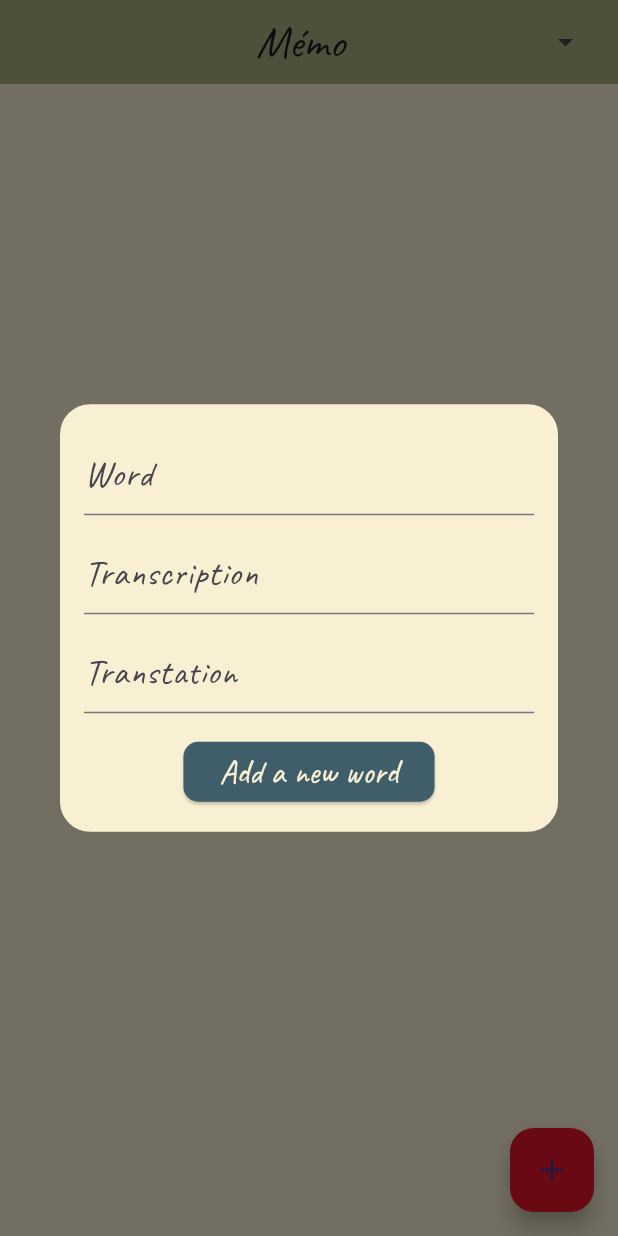
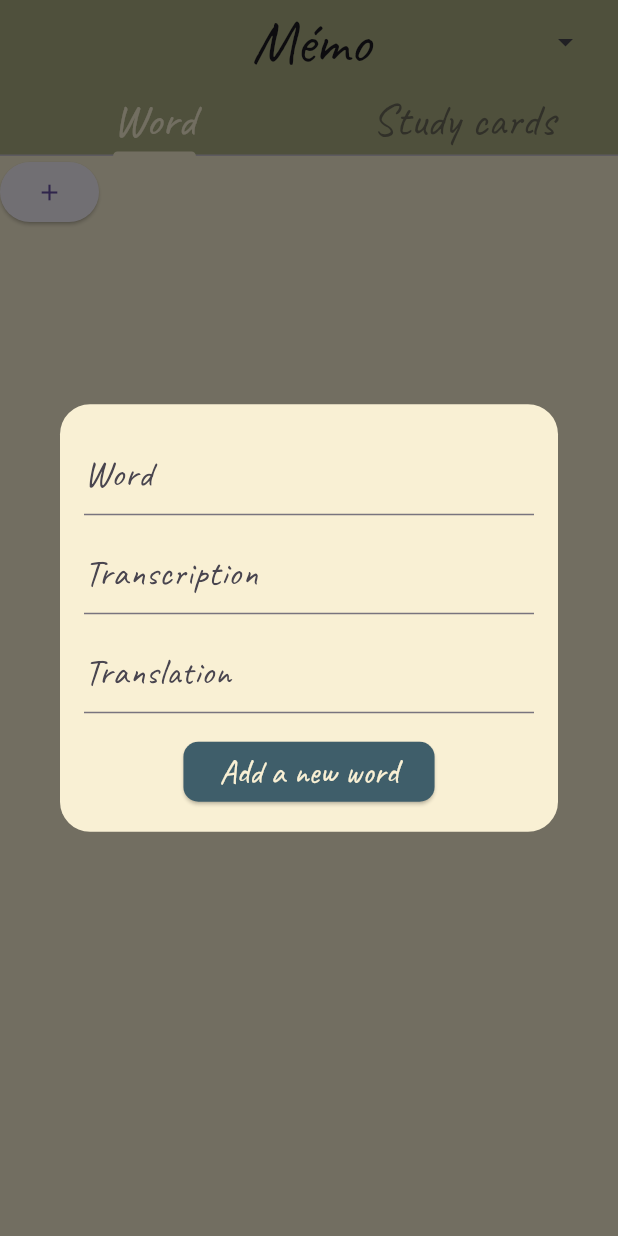
Before and after one commit to letsmespeakfrommyheart/memo, a Flutter app: the screen it shows after launch, after a tap on the "add" icon, on a phone screen of 412 x 824 dp. Run offline on Flutter 3.47's test engine with Material 3 defaults, Android fonts, the phone set to English and light mode, and no system bars; our stand-ins replace flutter_bloc, freezed_annotation, hive, hive_flutter; accounts and stored records are empty.

Commit message:
feat: adding tabbar for study cards

```diff
--- a/lib/main.dart
+++ b/lib/main.dart
@@ -3,6 +3,8 @@ import 'package:flutter_bloc/flutter_bloc.dart';
 import 'package:hive_flutter/hive_flutter.dart';
 import 'package:memo/cubit/memo_cubit.dart';
 import 'package:memo/data/memorisation_model.dart';
+import 'package:memo/presentation/screens/memo_card_study_screen.dart';
+import 'package:memo/presentation/screens/memo_word_screen.dart';
 import 'package:memo/presentation/widgets/memo_action_button.dart';
 import 'package:memo/presentation/widgets/memo_popup_menu_button.dart';
 import 'package:memo/presentation/widgets/memo_word_item.dart';
@@ -44,30 +46,39 @@ class MyApp extends StatelessWidget {
             backgroundColor: milk,
           ),
         ),
-        home: const MyHomePage(),
+        home: const DefaultTabController(
+          length: 2,
+          child: MemoHomePage(),
+        ),
       );
 }
 
-class MyHomePage extends StatefulWidget {
-  const MyHomePage({super.key});
-
-  @override
-  MyHomePageState createState() => MyHomePageState();
-}
-
-class MyHomePageState extends State<MyHomePage> {
-  final TextEditingController wordController = TextEditingController();
-  final TextEditingController transcriptionController = TextEditingController();
-  final TextEditingController translationController = TextEditingController();
+class MemoHomePage extends StatelessWidget {
+  const MemoHomePage({super.key});
 
   @override
   Widget build(final BuildContext context) => Scaffold(
         appBar: AppBar(
+          bottom: TabBar(
+            labelColor: milk,
+            unselectedLabelColor: lightGrey,
+            indicatorColor: milk,
+            tabs: const [
+              Text(
+                'Word',
+                style: TextStyle(fontSize: 30),
+              ),
+              Text(
+                'Study cards',
+                style: TextStyle(fontSize: 30),
+              ),
+            ],
+          ),
           title: const Center(
             child: Text(
               // 6 steps for Android
               '      Mémo',
-              style: TextStyle(fontSize: 30),
+              style: TextStyle(fontSize: 40),
             ),
           ),
           actions: <Widget>[
@@ -76,71 +87,11 @@ class MyHomePageState extends State<MyHomePage> {
             ),
           ],
         ),
-        body: BlocBuilder<MemoCubit, MemoCubitStates>(
-          builder: (final context, final state) {
-            final memoCubit = context.read<MemoCubit>();
-            final filteredKeys = memoCubit.state.filteredKeys;
-            return ListView.separated(
-              itemCount: filteredKeys.length,
-              itemBuilder: (final context, final index) {
-                final key = filteredKeys[index];
-                final memoWord = memoCubit.memoryBox.get(key);
-                if (memoWord != null) {
-                  return MemoWordItem(
-                    memorisationWord: memoWord.word,
-                    memorisationTranscription: memoWord.transcription,
-                    memorisationTranslation: memoWord.translation,
-                    onChangeLearningState: () async {
-                      await context
-                          .read<MemoCubit>()
-                          .onChangeLearningState(memoWord, key);
-                    },
-                    onDeleteWord: () async {
-                      await context.read<MemoCubit>().onDeleteWord(index);
-                    },
-                    onShowTranslate: () async {
-                      await context
-                          .read<MemoCubit>()
-                          .onShowTranslate(context, memoWord);
-                    },
-                    iconColor: memoWord.isLearned
-                        ? Colors.amber
-                        : Colors.grey.shade600,
-                  );
-                }
-                return null;
-              },
-              separatorBuilder: (final context, final index) => const Divider(),
-              shrinkWrap: true,
-            );
-          },
-        ),
-        floatingActionButton: MemoActionButton(
-          onActionButtonPressed: () async {
-            await showDialog(
-              context: context,
-              builder: (final context) => WordDialog(
-                wordController: wordController,
-                transcriptionController: transcriptionController,
-                translationController: translationController,
-                toAddNewWord: () async {
-                  final String wordText = wordController.text;
-                  final String transcriptionText = transcriptionController.text;
-                  final String translationText = translationController.text;
-
-                  await context.read<MemoCubit>().addNewWord(
-                        wordText,
-                        transcriptionText,
-                        translationText,
-                        context,
-                      );
-                  wordController.clear();
-                  transcriptionController.clear();
-                  translationController.clear();
-                },
-              ),
-            );
-          },
+        body: const TabBarView(
+          children: [
+            MemoWordScreen(),
+            MemoCardStudyScreen(),
+          ],
         ),
       );
 }
--- /dev/null
+++ b/lib/presentation/screens/memo_word_screen.dart
@@ -0,0 +1,98 @@
+import 'package:flutter/material.dart';
+import 'package:flutter_bloc/flutter_bloc.dart';
+import 'package:memo/cubit/memo_cubit.dart';
+import 'package:memo/presentation/widgets/memo_action_button.dart';
+import 'package:memo/presentation/widgets/memo_word_item.dart';
+import 'package:memo/presentation/widgets/word_dialog.dart';
+
+class MemoWordScreen extends StatefulWidget {
+  const MemoWordScreen({
+    super.key,
+  });
+
+  @override
+  State<MemoWordScreen> createState() => _MemoWordScreenState();
+}
+
+class _MemoWordScreenState extends State<MemoWordScreen> {
+  final TextEditingController wordController = TextEditingController();
+  final TextEditingController transcriptionController = TextEditingController();
+  final TextEditingController translationController = TextEditingController();
+  @override
+  Widget build(final BuildContext context) =>
+      BlocBuilder<MemoCubit, MemoCubitStates>(
+        builder: (final context, final state) {
+          final memoCubit = context.read<MemoCubit>();
+          final filteredKeys = memoCubit.state.filteredKeys;
+          return Stack(
+            children: [
+              ListView.separated(
+                itemCount: filteredKeys.length,
+                itemBuilder: (final context, final index) {
+                  final key = filteredKeys[index];
+                  final memoWord = memoCubit.memoryBox.get(key);
+                  if (memoWord != null) {
+                    return MemoWordItem(
+                      memorisationWord: memoWord.word,
+                      memorisationTranscription: memoWord.transcription,
+                      memorisationTranslation: memoWord.translation,
+                      onChangeLearningState: () async {
+                        await context
+                            .read<MemoCubit>()
+                            .onChangeLearningState(memoWord, key);
+                      },
+                      onDeleteWord: () async {
+                        await context.read<MemoCubit>().onDeleteWord(index);
+                      },
+                      onShowTranslate: () async {
+                        await context
+                            .read<MemoCubit>()
+                            .onShowTranslate(context, memoWord);
+                      },
+                      iconColor: memoWord.isLearned
+                          ? Colors.amber
+                          : Colors.grey.shade600,
+                    );
+                  }
+                  return null;
+                },
+                separatorBuilder: (final context, final index) =>
+                    const Divider(),
+                shrinkWrap: true,
+              ),
+              Positioned(
+                child: MemoActionButton(
+                  onActionButtonPressed: () async {
+                    await showDialog(
+                      context: context,
+                      builder: (final context) => WordDialog(
+                        wordController: wordController,
+                        transcriptionController: transcriptionController,
+                        translationController: translationController,
+                        toAddNewWord: () async {
+                          final String wordText = wordController.text;
+                          final String transcriptionText =
+                              transcriptionController.text;
+                          final String translationText =
+                              translationController.text;
+
+                          await context.read<MemoCubit>().addNewWord(
+                                wordText,
+                                transcriptionText,
+                                translationText,
+                                context,
+                              );
+                          wordController.clear();
+                          transcriptionController.clear();
+                          translationController.clear();
+                        },
+                      ),
+                    );
+                  },
+                ),
+              ),
+            ],
+          );
+        },
+      );
+}
--- a/lib/presentation/widgets/memo_action_button.dart
+++ b/lib/presentation/widgets/memo_action_button.dart
@@ -9,9 +9,9 @@ class MemoActionButton extends StatelessWidget {
   final Function()? onActionButtonPressed;
 
   @override
-  Widget build(final BuildContext context) => FloatingActionButton(
+  Widget build(final BuildContext context) => ElevatedButton.icon(
         onPressed: onActionButtonPressed,
-        child: const Icon(
+        label: const Icon(
           Icons.add,
         ),
       );
--- a/lib/presentation/widgets/word_dialog.dart
+++ b/lib/presentation/widgets/word_dialog.dart
@@ -59,7 +59,7 @@ class WordDialog extends StatelessWidget {
                 cursorColor: teal,
                 style: const TextStyle(fontSize: 28),
                 decoration: InputDecoration(
-                  hintText: 'Transtation',
+                  hintText: 'Translation',
                   hintStyle: const TextStyle(fontSize: 24),
                   focusedBorder: UnderlineInputBorder(
                     borderSide: BorderSide(color: teal),
--- a/lib/srs/colors.dart
+++ b/lib/srs/colors.dart
@@ -7,3 +7,4 @@ Color milk = const Color.fromARGB(255, 249, 240, 212);
 // Color green = const Color.fromARGB(255, 172, 175, 131);
 Color teal = const Color.fromARGB(255, 63, 94, 106);
 Color grey = const Color.fromARGB(255, 59, 55, 58);
+Color lightGrey = const Color.fromARGB(148, 59, 55, 58);
--- a/pubspec.yaml
+++ b/pubspec.yaml
@@ -9,6 +9,7 @@ environment:
 
 dependencies:
   cupertino_icons: ^1.0.2
+  flip_card: ^0.7.0
   flutter:
     sdk: flutter
   flutter_bloc: ^8.1.6
```
Also changed, not shown: lib/presentation/screens/memo_card_study_screen.dart (added, +15 -0 lines), pubspec.lock.
